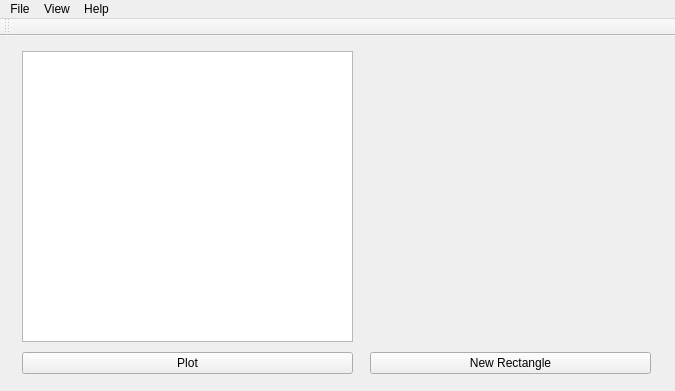
Qt form ves/mainwindow.ui (ajoros/ves_ajoros) before a commit.
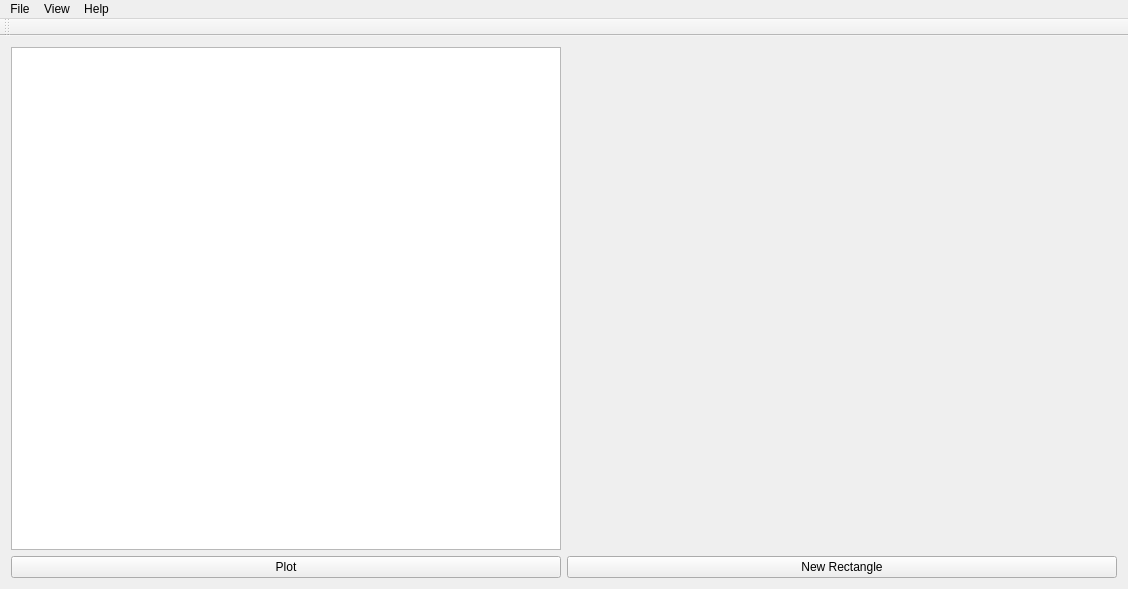
The same form after that commit.

Commit message: Widgets resize with window on Linux

Patch:
```diff
--- a/ves/mainwindow.ui
+++ b/ves/mainwindow.ui
@@ -6,8 +6,8 @@
    <rect>
     <x>0</x>
     <y>0</y>
-    <width>675</width>
-    <height>391</height>
+    <width>1124</width>
+    <height>589</height>
    </rect>
   </property>
   <property name="windowTitle">
@@ -15,27 +15,6 @@
   </property>
   <widget class="QWidget" name="centralWidget">
    <layout class="QGridLayout" name="gridLayout">
-    <item row="0" column="0">
-     <widget class="QTableView" name="TableViewWidget">
-      <property name="maximumSize">
-       <size>
-        <width>331</width>
-        <height>291</height>
-       </size>
-      </property>
-     </widget>
-    </item>
-    <item row="0" column="1">
-     <widget class="QWidget" name="FigureWidget" native="true">
-      <property name="maximumSize">
-       <size>
-        <width>281</width>
-        <height>291</height>
-       </size>
-      </property>
-      <layout class="QVBoxLayout" name="verticalLayout"/>
-     </widget>
-    </item>
     <item row="1" column="0">
      <widget class="QPushButton" name="pushButton">
       <property name="text">
@@ -50,6 +29,33 @@
       </property>
      </widget>
     </item>
+    <item row="0" column="0">
+     <widget class="QTableView" name="TableViewWidget">
+      <property name="minimumSize">
+       <size>
+        <width>550</width>
+        <height>500</height>
+       </size>
+      </property>
+     </widget>
+    </item>
+    <item row="0" column="1">
+     <widget class="QWidget" name="FigureWidget" native="true">
+      <property name="sizePolicy">
+       <sizepolicy hsizetype="Expanding" vsizetype="Expanding">
+        <horstretch>0</horstretch>
+        <verstretch>0</verstretch>
+       </sizepolicy>
+      </property>
+      <property name="minimumSize">
+       <size>
+        <width>550</width>
+        <height>500</height>
+       </size>
+      </property>
+      <layout class="QVBoxLayout" name="verticalLayout"/>
+     </widget>
+    </item>
    </layout>
   </widget>
   <widget class="QToolBar" name="mainToolBar">
@@ -65,8 +71,8 @@
     <rect>
      <x>0</x>
      <y>0</y>
-     <width>675</width>
-     <height>22</height>
+     <width>1124</width>
+     <height>25</height>
     </rect>
    </property>
    <widget class="QMenu" name="menuFile">
```
Left out of the diff: 6 changed lines with no effect on the pictures.
